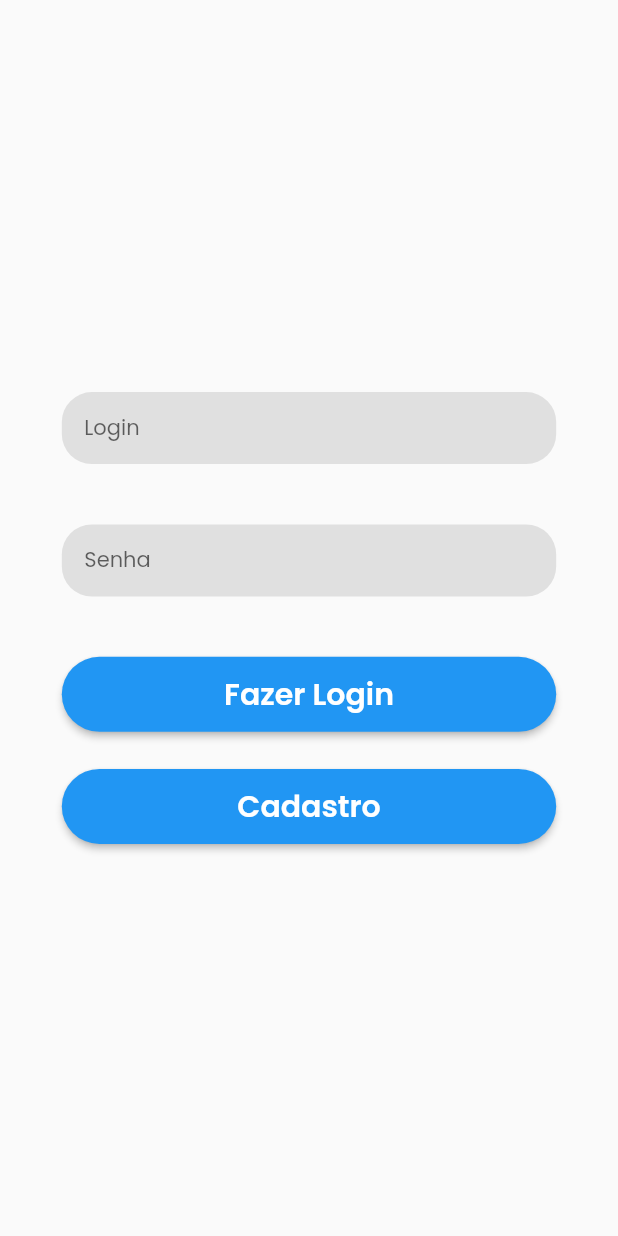
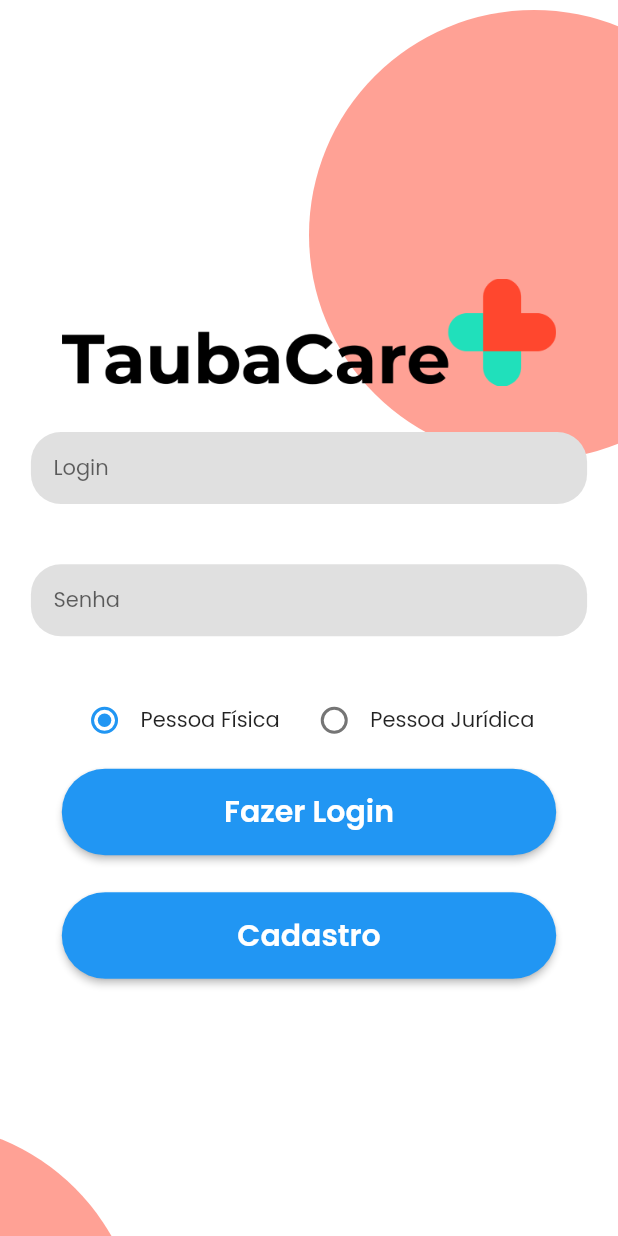
Before and after one commit to megarubber/taubacare, a Flutter app: the screen it shows after launch, on a phone screen of 412 x 824 dp. Run offline on Flutter 3.47's test engine with Material 2 defaults, Android fonts, the phone set to English and light mode, and no system bars; project files that could hold a hidden picture were left out.

Commit message:
feat: add the necessary elements for login screen

```diff
--- a/lib/screens/login.dart
+++ b/lib/screens/login.dart
@@ -1,6 +1,10 @@
 import 'package:flutter/material.dart';
 import '../widgets/mytextfield.dart';
 import '../widgets/mybutton.dart';
+import '../widgets/mycheckbox.dart';
+import '../widgets/circle.dart';
+
+enum UserType { naturalPerson, juridicalPerson }
 
 class Login extends StatefulWidget {
   const Login({Key? key}) : super(key: key);
@@ -10,39 +14,93 @@ class Login extends StatefulWidget {
 }
 
 class _LoginState extends State<Login> {
+  // Set a default value to force the user for one option
+  UserType? _character = UserType.naturalPerson;
+
   @override
   Widget build(BuildContext context) {
     var size = MediaQuery.of(context).size;
     return Scaffold(
+      backgroundColor: Colors.white,
+      resizeToAvoidBottomInset: true,
       body: SafeArea(
         child: Center(
-          child: Column(
+          child: SingleChildScrollView(
+            child: Stack(
+              children: <Widget>[
+                Circle(
+                  diameter: 300.0,
+                  x: size.width * 0.5,
+                  y: size.height * -0.2,
+                  color: Color(0xFFFFA195)
+                ),
+                Circle(
+                  diameter: 300.0,
+                  x: size.width * -0.5,
+                  y: size.height * 0.7,
+                  color: Color(0xFFFFA195)
+                ),
+                //Circle(diameter: 300.0, x: size.width * 0.8, y: 10),
+                Column(
+                  crossAxisAlignment: CrossAxisAlignment.center,
                   mainAxisAlignment: MainAxisAlignment.center,
                   children: <Widget>[
+                    Container(
+                      width: size.width * 0.8,
+                      height: 100,
+                      child: Image.asset('assets/images/logo_taubacare.png'),
+                    ),
+                    SizedBox(height: size.height * 0.02),
                     MyTextField(
                       hintText: 'Login',
                       validatorText: 'eae',
                       validExp: r'',
-                width: size.width * 0.8
+                      width: size.width * 0.9,
                     ),
                     SizedBox(height: size.height * 0.01),
                     MyTextField(
                       hintText: 'Senha',
                       validatorText: 'eae',
                       validExp: r'',
-                width: size.width * 0.8
+                      width: size.width * 0.9,
+                    ),
+                    Padding(
+                      padding: const EdgeInsets.only(right: 10),
+                      child: Row(
+                        mainAxisAlignment: MainAxisAlignment.center,
+                        children: <Widget>[
+                          Radio<UserType>(
+                            value: UserType.naturalPerson,
+                            groupValue: _character,
+                            onChanged: (UserType? value) => setState(() => _character = value)
+                          ),
+                          Text('Pessoa Física', style: TextStyle(fontFamily: 'Poppins')),
+                          SizedBox(width: size.width * 0.03),
+                          Radio<UserType>(
+                            value: UserType.juridicalPerson,
+                            groupValue: _character,
+                            onChanged: (UserType? value) => setState(() => _character = value)
+                          ),
+                          Text('Pessoa Jurídica', style: TextStyle(fontFamily: 'Poppins')),
+                        ]
+                      ),
                     ),
                     SizedBox(height: size.height * 0.01),
                     MyButton(
                       width: size.width * 0.8,
+                      height: size.height * 0.07,
                       message: 'Fazer Login'
                     ),
                     SizedBox(height: size.height * 0.03),
                     MyButton(
                       width: size.width * 0.8,
+                      height: size.height * 0.07,
                       message: 'Cadastro'
                     ),
                   ]
+                )
+              ]
+            )
           )
         )
       )
```
Lines whose indentation alone changed are shown as unchanged.
